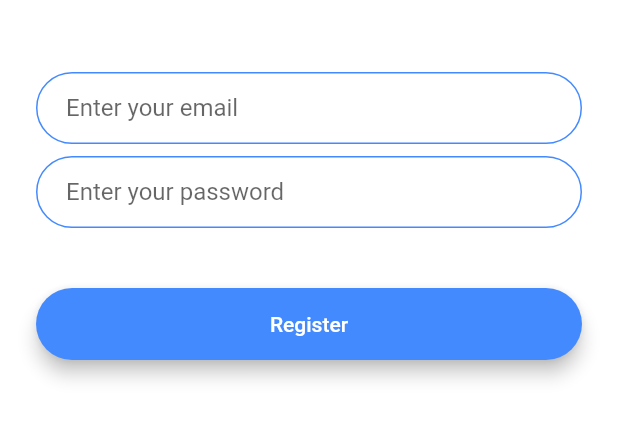
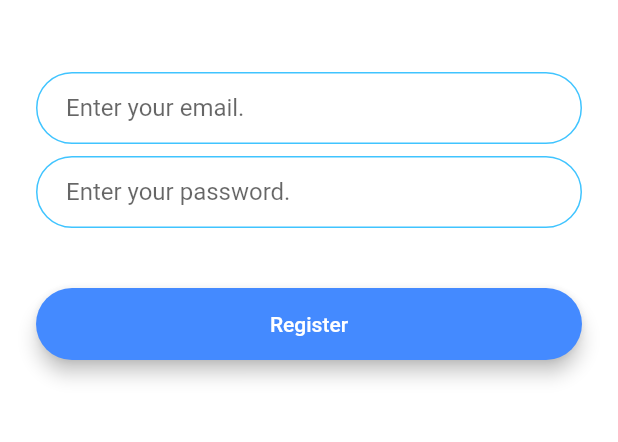
Before and after one commit to guieltorres/flash-chat, a Flutter app: the RegistrationScreen screen opened by its route, on a phone screen of 412 x 824 dp, the part 576-1018 px from its top. Run offline on Flutter 3.47's test engine with Material 2 defaults, Android fonts, the phone set to English and light mode, and no system bars; our stand-ins replace animated_text_kit.

Commit message:
refactor: text input field decoration

```diff
--- a/lib/constants.dart
+++ b/lib/constants.dart
@@ -17,3 +17,19 @@ const kMessageContainerDecoration = BoxDecoration(
     top: BorderSide(color: Colors.lightBlueAccent, width: 2.0),
   ),
 );
+
+const kTextFieldDecoration = InputDecoration(
+  hintText: '',
+  contentPadding: EdgeInsets.symmetric(vertical: 10.0, horizontal: 20.0),
+  border: OutlineInputBorder(
+    borderRadius: BorderRadius.all(Radius.circular(32.0)),
+  ),
+  enabledBorder: OutlineInputBorder(
+    borderSide: BorderSide(color: Colors.lightBlueAccent, width: 1.0),
+    borderRadius: BorderRadius.all(Radius.circular(32.0)),
+  ),
+  focusedBorder: OutlineInputBorder(
+    borderSide: BorderSide(color: Colors.lightBlueAccent, width: 2.0),
+    borderRadius: BorderRadius.all(Radius.circular(32.0)),
+  ),
+);
--- a/lib/main.dart
+++ b/lib/main.dart
@@ -13,11 +13,6 @@ class FlashChat extends StatelessWidget {
   Widget build(BuildContext context) {
     return MaterialApp(
         debugShowCheckedModeBanner: false,
-        theme: ThemeData(
-          textTheme: const TextTheme(
-            bodyMedium: TextStyle(color: Colors.black54),
-          ),
-        ),
         initialRoute: WelcomeScreen.id,
         routes: {
           WelcomeScreen.id: (context) => const WelcomeScreen(),
--- a/lib/screens/registration_screen.dart
+++ b/lib/screens/registration_screen.dart
@@ -1,4 +1,7 @@
 import 'package:flutter/material.dart';
+
+import '../components/RoundedButton.dart';
+import '../constants.dart';
 
 class RegistrationScreen extends StatefulWidget {
   static const String id = 'registration_screen';
@@ -47,24 +50,8 @@ class _RegistrationScreenState extends State<RegistrationScreen> {
                     onChanged: (value) {
                       //Do something with the user input.
                     },
-                    decoration: const InputDecoration(
-                      hintText: 'Enter your email',
-                      contentPadding: EdgeInsets.symmetric(
-                          vertical: 10.0, horizontal: 20.0),
-                      border: OutlineInputBorder(
-                        borderRadius: BorderRadius.all(Radius.circular(32.0)),
-                      ),
-                      enabledBorder: OutlineInputBorder(
-                        borderSide:
-                        BorderSide(color: Colors.blueAccent, width: 1.0),
-                        borderRadius: BorderRadius.all(Radius.circular(32.0)),
-                      ),
-                      focusedBorder: OutlineInputBorder(
-                        borderSide:
-                        BorderSide(color: Colors.blueAccent, width: 2.0),
-                        borderRadius: BorderRadius.all(Radius.circular(32.0)),
-                      ),
-                    ),
+                    decoration: kTextFieldDecoration.copyWith(
+                        hintText: 'Enter your email.'),
                   ),
                   const SizedBox(
                     height: 8.0,
@@ -73,53 +60,21 @@ class _RegistrationScreenState extends State<RegistrationScreen> {
                     onChanged: (value) {
                       //Do something with the user input.
                     },
-                    decoration: const InputDecoration(
-                      hintText: 'Enter your password',
-                      contentPadding: EdgeInsets.symmetric(
-                          vertical: 10.0, horizontal: 20.0),
-                      border: OutlineInputBorder(
-                        borderRadius: BorderRadius.all(Radius.circular(32.0)),
-                      ),
-                      enabledBorder: OutlineInputBorder(
-                        borderSide:
-                        BorderSide(color: Colors.blueAccent, width: 1.0),
-                        borderRadius: BorderRadius.all(Radius.circular(32.0)),
-                      ),
-                      focusedBorder: OutlineInputBorder(
-                        borderSide:
-                        BorderSide(color: Colors.blueAccent, width: 2.0),
-                        borderRadius: BorderRadius.all(Radius.circular(32.0)),
-                      ),
-                    ),
+                    decoration: kTextFieldDecoration.copyWith(
+                        hintText: 'Enter your password.'),
                   ),
                   const SizedBox(
                     height: 24.0,
                   ),
-                  Padding(
-                    padding: const EdgeInsets.symmetric(vertical: 16.0),
-                    child: Material(
-                      color: Colors.blueAccent,
-                      borderRadius:
-                      const BorderRadius.all(Radius.circular(30.0)),
-                      elevation: 5.0,
-                      child: MaterialButton(
-                        onPressed: () {
-                          //Implement registration functionality.
-                        },
-                        minWidth: 200.0,
-                        height: 42.0,
-                        child: const Text(
-                          'Register',
-                          style: TextStyle(color: Colors.white),
-                        ),
-                      ),
-                    ),
+                  RoundedButton(
+                    color: Colors.blueAccent,
+                    title: 'Register',
+                    onPressed: () {},
                   ),
                 ],
               ),
             ),
           ),
-
         ],
       ),
     );
```
Also changed, not shown: lib/screens/login_screen.dart (+5 -36 lines).
